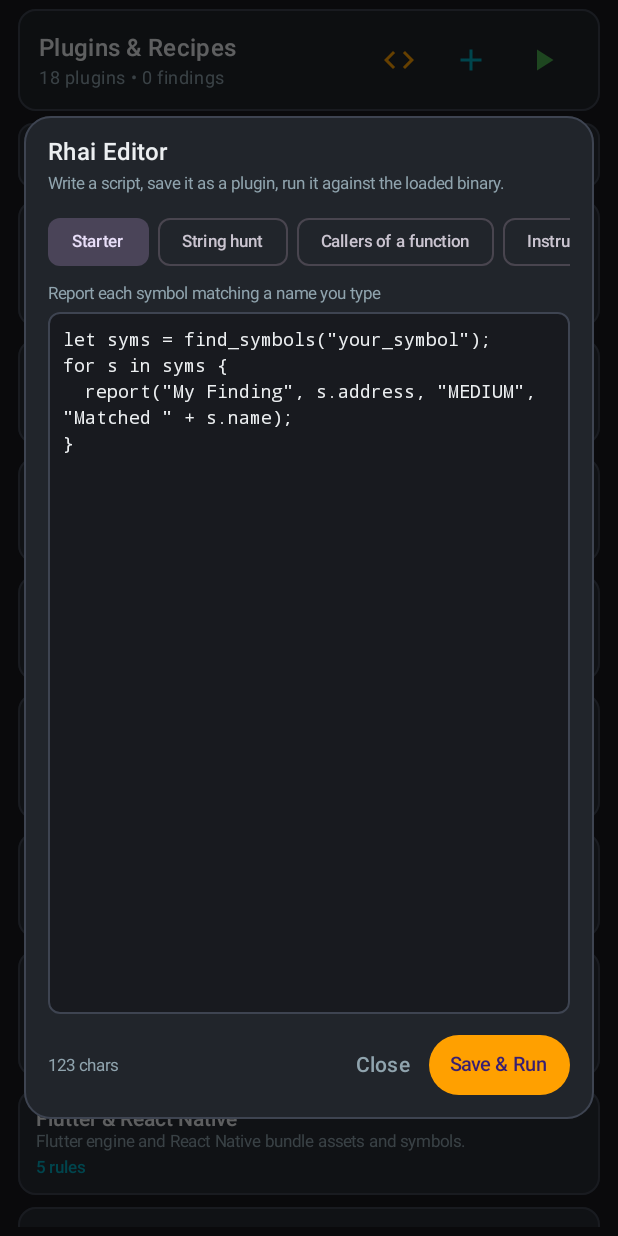
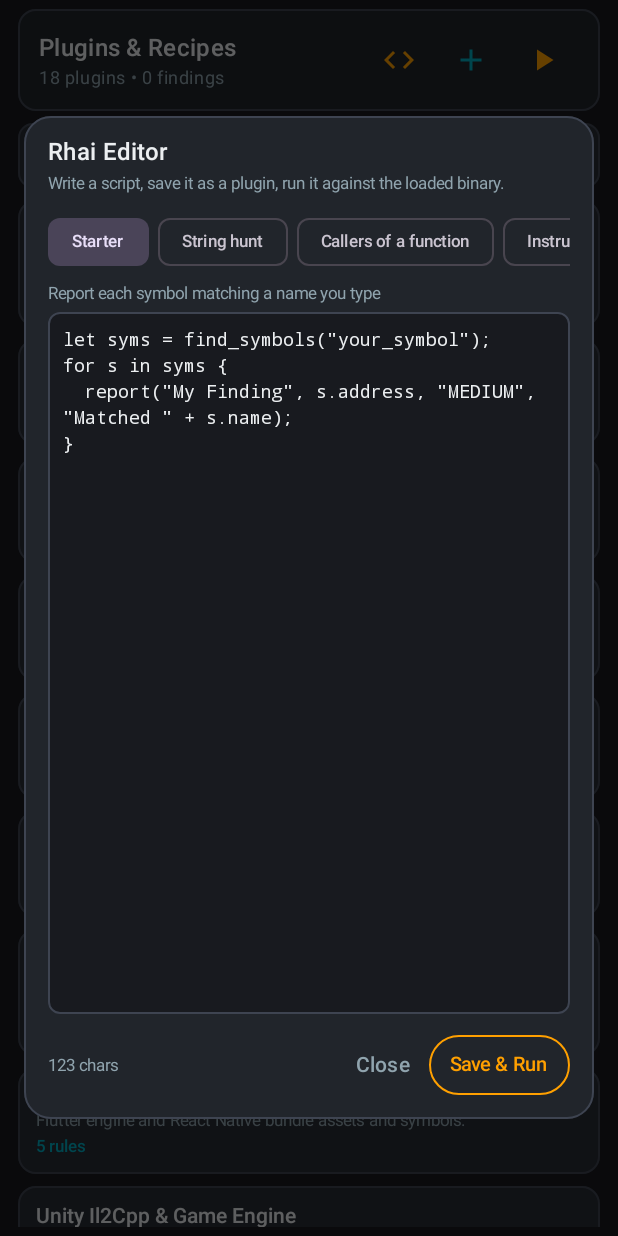
Before and after one commit to sxtufs/elfparser, an Android app built with Jetpack Compose: the composable PluginsScreen shown on its own in the app's theme, after a tap on "Rhai Editor", on a phone screen of 412 x 824 dp. Run offline under Robolectric (Android 15) with nearby library versions, the phone set to English and light mode, and no system bars.

Commit message:
Update from ML AI Code

```diff
--- a/app/src/main/assets/plugins/04-builtin-packers.json
+++ b/app/src/main/assets/plugins/04-builtin-packers.json
@@ -3,7 +3,7 @@
   "name": "Packers & Packed Stubs",
   "version": "1.0",
   "author": "ELFTrace",
-  "description": "Detects UPX and commercial packer stubs (Bangcle SecNeo, Ijiami, Qihoo 360 jiagu) in native libraries. Signatures derived from APKiD's ELF packer rules (https://github.com/rednaga/APKiD).",
+  "description": "UPX and commercial packer stubs (Bangcle, Ijiami, Qihoo 360).",
   "rules": [
     {
       "name": "UPX Magic",
--- a/app/src/main/java/io/elftrace/app/ui/screens/PluginsScreen.kt
+++ b/app/src/main/java/io/elftrace/app/ui/screens/PluginsScreen.kt
@@ -101,7 +101,7 @@ fun PluginsScreen(viewModel: ELFTraceViewModel) {
                         if (isRunning) {
                             CircularProgressIndicator(modifier = Modifier.size(20.dp), strokeWidth = 2.dp, color = colors.primary)
                         } else {
-                            Icon(Icons.Default.PlayArrow, contentDescription = "Run All", tint = GreenAccent)
+                            Icon(Icons.Default.PlayArrow, contentDescription = "Run All", tint = AmberAccent)
                         }
                     }
                 }
@@ -800,7 +800,11 @@ private fun RhaiEditorDialog(
                                 onClose()
                             }
                         },
-                        colors = ButtonDefaults.buttonColors(containerColor = AmberAccent),
+                        colors = ButtonDefaults.buttonColors(
+                            containerColor = Color.Transparent,
+                            contentColor = AmberAccent
+                        ),
+                        border = BorderStroke(1.dp, AmberAccent),
                         contentPadding = PaddingValues(horizontal = 14.dp, vertical = 6.dp)
                     ) {
                         Text("Save & Run", fontSize = 13.sp, fontWeight = FontWeight.SemiBold)
```
